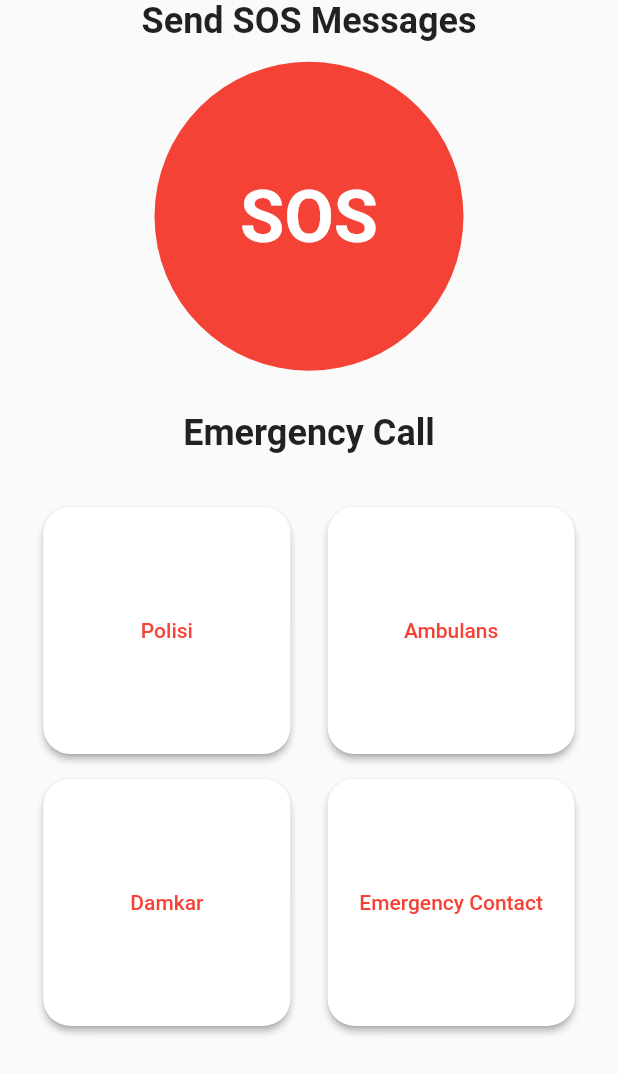
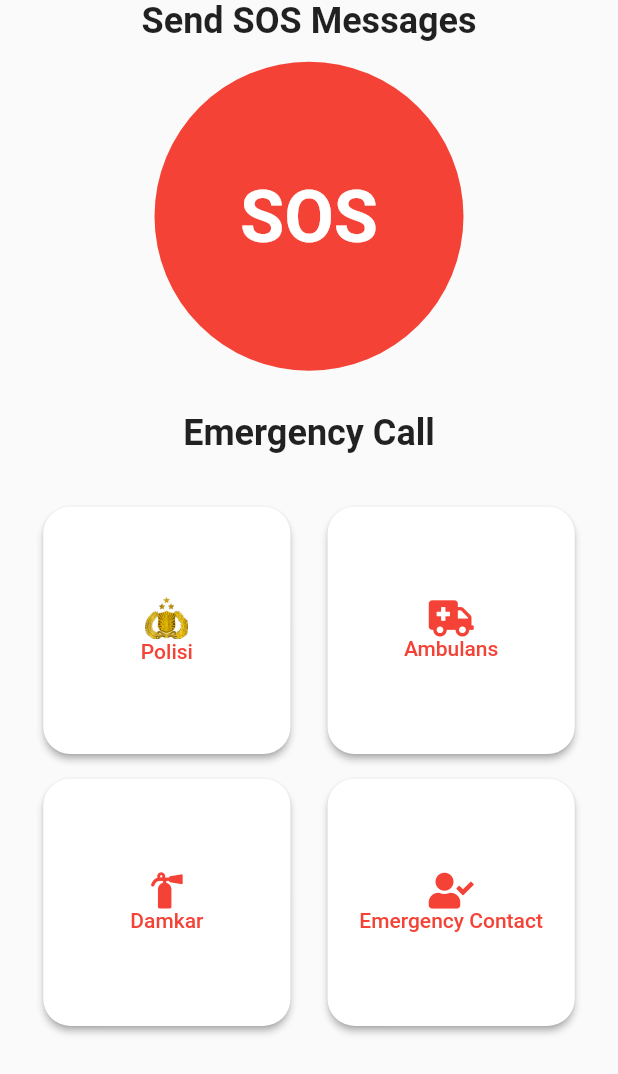
Before and after one commit to safirahrsh/app_sos_git, a Flutter app: the Home screen opened directly, on a phone screen of 412 x 824 dp. Shown: the top 1074 px of the screen. Run offline on Flutter 3.47's test engine with Material 2 defaults, Android fonts, the phone set to English and light mode, and no system bars; our stand-ins replace dots_indicator, font_awesome_flutter, introduction_screen.

Commit message:
added icons to each call button

```diff
--- a/lib/home.dart
+++ b/lib/home.dart
@@ -1,4 +1,5 @@
 import 'package:flutter/material.dart';
+import 'package:font_awesome_flutter/font_awesome_flutter.dart';
 
 class Home extends StatefulWidget {
   @override
@@ -75,9 +76,16 @@ class _HomeState extends State<Home> {
                   height: queryData.size.height * 20 / 100,
                   child: ElevatedButton(
                       onPressed: () {},
-                      child: Text(
+                      child: Column(
+                        mainAxisAlignment: MainAxisAlignment.center,
+                        crossAxisAlignment: CrossAxisAlignment.center,
+                        children: [
+                          Image.asset("assets/img/icon_polri.png", height: 28),
+                          Text(
                             'Polisi',
                             style: TextStyle(color: Colors.red),
+                          ),
+                        ],
                       ),
                       style: ButtonStyle(
                         shape:
@@ -95,9 +103,16 @@ class _HomeState extends State<Home> {
                   height: queryData.size.height * 20 / 100,
                   child: ElevatedButton(
                       onPressed: () {},
-                      child: Text(
+                      child: Column(
+                        mainAxisAlignment: MainAxisAlignment.center,
+                        crossAxisAlignment: CrossAxisAlignment.center,
+                        children: [
+                          FaIcon(FontAwesomeIcons.ambulance, color: Colors.red),
+                          Text(
                             'Ambulans',
                             style: TextStyle(color: Colors.red),
+                          ),
+                        ],
                       ),
                       style: ButtonStyle(
                         shape:
@@ -127,11 +142,19 @@ class _HomeState extends State<Home> {
                   height: queryData.size.height * 20 / 100,
                   child: ElevatedButton(
                       onPressed: () {},
-                      child: Text(
+                      child: Column(
+                        mainAxisAlignment: MainAxisAlignment.center,
+                        crossAxisAlignment: CrossAxisAlignment.center,
+                        children: [
+                          FaIcon(FontAwesomeIcons.fireExtinguisher,
+                              color: Colors.red),
+                          Text(
                             'Damkar',
                             style: TextStyle(
                               color: Colors.red,
                             ),
+                          ),
+                        ],
                       ),
                       style: ButtonStyle(
                         shape:
@@ -149,9 +172,17 @@ class _HomeState extends State<Home> {
                   height: queryData.size.height * 20 / 100,
                   child: ElevatedButton(
                       onPressed: () {},
-                      child: Text(
+                      child: Column(
+                        mainAxisAlignment: MainAxisAlignment.center,
+                        crossAxisAlignment: CrossAxisAlignment.center,
+                        children: [
+                          FaIcon(FontAwesomeIcons.userCheck, color: Colors.red),
+                          Text(
                             'Emergency Contact',
+                            textAlign: TextAlign.center,
                             style: TextStyle(color: Colors.red),
+                          ),
+                        ],
                       ),
                       style: ButtonStyle(
                         shape:
--- a/pubspec.yaml
+++ b/pubspec.yaml
@@ -23,7 +23,7 @@ environment:
 dependencies:
   dots_indicator: ^2.0.0
   introduction_screen: ^2.1.0
-  # flutter_icons: ^1.1.0
+  font_awesome_flutter: ^9.0.0
   flutter_launcher_icons: ^0.9.0
 
 flutter_icons:
@@ -62,6 +62,7 @@ flutter:
      - assets/img/cs_isometric.png
      - assets/img/sendmsg_isometric.png
      - assets/img/userstatus_isometric.png
+     - assets/img/icon_polri.png
 
   # An image asset can refer to one or more resolution-specific "variants", see
   # https://flutter.dev/assets-and-images/#resolution-aware.
```
Also changed, not shown: pubspec.lock. Lines whose indentation alone changed are shown as unchanged.
